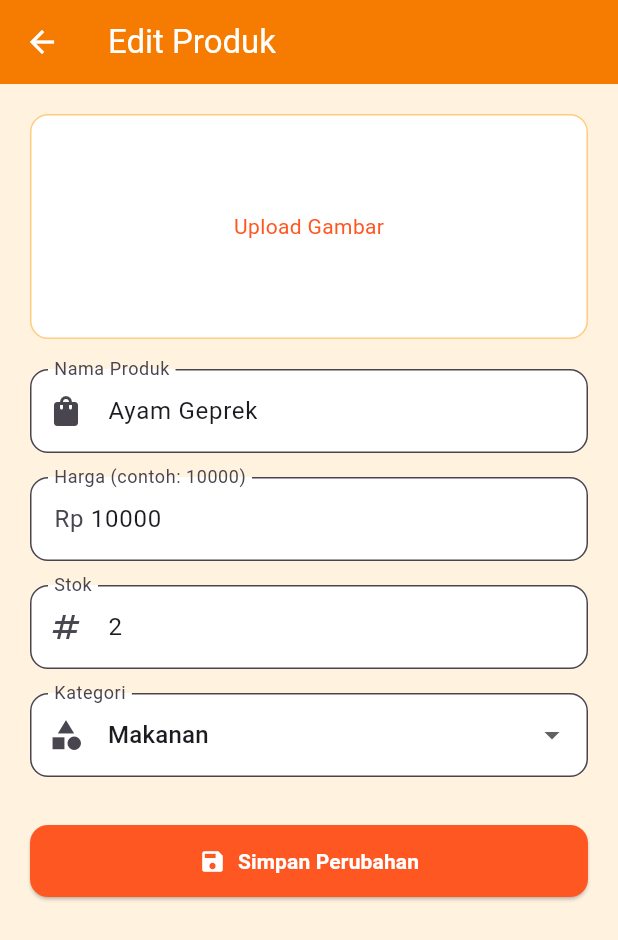
After one commit to izunalagi/DikaWaroong.in, a Flutter app: the ProdukPage screen opened directly, after a tap on the "edit" icon, on a phone screen of 412 x 824 dp. The commit adds this screen. Shown: the top 940 px of the screen. Run offline on Flutter 3.47's test engine with Material 3 defaults, Android fonts, the light colour scheme and no system bars; our stand-ins replace image_picker.

Commit message:
produk dashboard

```diff
--- /dev/null
+++ b/lib/view/dashboard/produk/edit_produk_page.dart
@@ -0,0 +1,190 @@
+import 'dart:io';
+import 'package:flutter/material.dart';
+import 'package:image_picker/image_picker.dart';
+
+class EditProdukPage extends StatefulWidget {
+  final Map<String, dynamic> produk;
+
+  const EditProdukPage({super.key, required this.produk});
+
+  @override
+  State<EditProdukPage> createState() => _EditProdukPageState();
+}
+
+class _EditProdukPageState extends State<EditProdukPage> {
+  late TextEditingController _namaController;
+  late TextEditingController _hargaController;
+  late TextEditingController _stokController;
+  String? _selectedKategori;
+  File? _selectedImage;
+
+  final List<String> _kategoriList = ['Makanan', 'Minuman'];
+
+  @override
+  void initState() {
+    super.initState();
+    _namaController = TextEditingController(text: widget.produk['nama']);
+    _hargaController = TextEditingController(text: widget.produk['detail']);
+    _stokController = TextEditingController(text: widget.produk['stok'].toString());
+    _selectedKategori = widget.produk['kategori'] ?? _kategoriList.first;
+  }
+
+  @override
+  void dispose() {
+    _namaController.dispose();
+    _hargaController.dispose();
+    _stokController.dispose();
+    super.dispose();
+  }
+
+  Future<void> _pickImage() async {
+    final picked = await ImagePicker().pickImage(source: ImageSource.gallery);
+    if (picked != null) {
+      setState(() {
+        _selectedImage = File(picked.path);
+      });
+    }
+  }
+
+  void _simpanPerubahan() {
+    final updatedProduk = {
+      'nama': _namaController.text,
+      'detail': _hargaController.text,
+      'stok': int.tryParse(_stokController.text) ?? 0,
+      'kategori': _selectedKategori,
+      'gambar': _selectedImage?.path, // path gambar jika dipilih
+    };
+    Navigator.pop(context, updatedProduk);
+  }
+
+  @override
+  Widget build(BuildContext context) {
+    return Scaffold(
+      backgroundColor: Colors.orange.shade50,
+      appBar: AppBar(
+        title: const Text('Edit Produk'),
+        backgroundColor: Colors.orange.shade700,
+        foregroundColor: Colors.white,
+      ),
+      body: SingleChildScrollView(
+        padding: const EdgeInsets.all(20),
+        child: Column(
+          children: [
+            GestureDetector(
+                onTap: _pickImage,
+                child: _selectedImage != null
+                    ? ClipRRect(
+                        borderRadius: BorderRadius.circular(12),
+                        child: Image.file(
+                          _selectedImage!,
+                          height: 180,
+                          width: double.infinity,
+                          fit: BoxFit.cover,
+                        ),
+                      )
+                    : Container(
+                        height: 150,
+                        width: double.infinity,
+                        decoration: BoxDecoration(
+                          color: Colors.white,
+                          border: Border.all(color: Colors.orange.shade200),
+                          borderRadius: BorderRadius.circular(12),
+                        ),
+                        child: const Center(
+                          child: Text(
+                            'Upload Gambar',
+                            style: TextStyle(color: Colors.deepOrange),
+                          ),
+                        ),
+                      ),
+              ),
+            const SizedBox(height: 20),
+            _buildTextField(
+              controller: _namaController,
+              label: 'Nama Produk',
+              icon: Icons.shopping_bag,
+            ),
+            const SizedBox(height: 16),
+            _buildTextField(
+              controller: _hargaController,
+              label: 'Harga (contoh: 10000)',
+              icon: null,
+              prefixText: 'Rp ',
+              keyboardType: TextInputType.number,
+            ),
+            const SizedBox(height: 16),
+            _buildTextField(
+              controller: _stokController,
+              label: 'Stok',
+              icon: Icons.numbers,
+              keyboardType: TextInputType.number,
+            ),
+            const SizedBox(height: 16),
+            DropdownButtonFormField<String>(
+              value: _selectedKategori,
+              items: _kategoriList.map((kategori) {
+                return DropdownMenuItem(
+                  value: kategori,
+                  child: Text(kategori),
+                );
+              }).toList(),
+              decoration: InputDecoration(
+                labelText: 'Kategori',
+                filled: true,
+                fillColor: Colors.white,
+                prefixIcon: const Icon(Icons.category),
+                border: OutlineInputBorder(borderRadius: BorderRadius.circular(12)),
+              ),
+              onChanged: (value) {
+                setState(() {
+                  _selectedKategori = value;
+                });
+              },
+            ),
+            const SizedBox(height: 32),
+            SizedBox(
+              width: double.infinity,
+              child: ElevatedButton.icon(
+                style: ElevatedButton.styleFrom(
+                  backgroundColor: Colors.deepOrange,
+                  foregroundColor: Colors.white,
+                  padding: const EdgeInsets.symmetric(vertical: 14),
+                  shape: RoundedRectangleBorder(
+                    borderRadius: BorderRadius.circular(12),
+                  ),
+                ),
+                onPressed: _simpanPerubahan,
+                icon: const Icon(Icons.save),
+                label: const Text(
+                  'Simpan Perubahan',
+                  style: TextStyle(fontWeight: FontWeight.bold),
+                ),
+              ),
+            )
+          ],
+        ),
+      ),
+    );
+  }
+
+  Widget _buildTextField({
+    required TextEditingController controller,
+    required String label,
+    IconData? icon,
+    TextInputType keyboardType = TextInputType.text,
+    String? prefixText,
+  }) {
+    return TextField(
+      controller: controller,
+      keyboardType: keyboardType,
+      decoration: InputDecoration(
+        labelText: label,
+        prefixIcon: icon != null ? Icon(icon) : null,
+        prefixText: prefixText,
+        filled: true,
+        fillColor: Colors.white,
+        border: OutlineInputBorder(borderRadius: BorderRadius.circular(12)),
+      ),
+    );
+  }
+}
--- /dev/null
+++ b/lib/view/dashboard/produk/produk_page.dart
@@ -0,0 +1,183 @@
+import 'package:flutter/material.dart';
+import 'edit_produk_page.dart';
+import 'tambah_produk_page.dart';
+
+class ProdukPage extends StatefulWidget {
+  const ProdukPage({super.key});
+
+  @override
+  State<ProdukPage> createState() => _ProdukPageState();
+}
+
+class _ProdukPageState extends State<ProdukPage> {
+  List<Map<String, dynamic>> produkList = [
+    {
+      'nama': 'Ayam Geprek',
+      'detail': '10000',
+      'stok': 2,
+      'kategori': 'Makanan',
+      'gambar': null,
+    },
+    {
+      'nama': 'Gurame',
+      'detail': '15000',
+      'stok': 5,
+      'kategori': 'Makanan',
+      'gambar': null,
+    },
+    {
+      'nama': 'Es Teh',
+      'detail': '5000',
+      'stok': 10,
+      'kategori': 'Minuman',
+      'gambar': null,
+    },
+  ];
+
+  @override
+  Widget build(BuildContext context) {
+    return Scaffold(
+      backgroundColor: Colors.orange.shade50,
+      appBar: AppBar(
+        backgroundColor: Colors.orange.shade50,
+        elevation: 0,
+        centerTitle: true,
+        title: const Text(
+          "Produk",
+          style: TextStyle(
+            fontWeight: FontWeight.bold,
+            color: Colors.deepOrange,
+            fontSize: 20,
+          ),
+        ),
+      ),
+      body: ListView.builder(
+        itemCount: produkList.length,
+        itemBuilder: (context, index) {
+          final item = produkList[index];
+          return Dismissible(
+            key: Key(item['nama']),
+            direction: DismissDirection.endToStart,
+            background: Container(
+              padding: const EdgeInsets.symmetric(horizontal: 20),
+              alignment: Alignment.centerRight,
+              color: Colors.red,
+              child: const Icon(Icons.delete, color: Colors.white),
+            ),
+            confirmDismiss: (direction) async {
+              return await showDialog<bool>(
+                context: context,
+                builder: (context) => AlertDialog(
+                  title: const Text("Konfirmasi"),
+                  content: Text("Yakin ingin menghapus ${item['nama']}?"),
+                  actions: [
+                    TextButton(
+                      onPressed: () => Navigator.of(context).pop(false),
+                      child: const Text("Batal"),
+                    ),
+                    ElevatedButton(
+                      style: ElevatedButton.styleFrom(
+                        backgroundColor: Colors.red,
+                        foregroundColor: Colors.white,
+                      ),
+                      onPressed: () => Navigator.of(context).pop(true),
+                      child: const Text("Hapus"),
+                    ),
+                  ],
+                ),
+              );
+            },
+            onDismissed: (direction) {
+              setState(() {
+                produkList.removeAt(index);
+              });
+              ScaffoldMessenger.of(context).showSnackBar(
+                SnackBar(content: Text("${item['nama']} dihapus")),
+              );
+            },
+            child: _buildProdukCard(index, item),
+          );
+        },
+      ),
+      floatingActionButton: FloatingActionButton(
+        backgroundColor: Colors.orange.shade400,
+        onPressed: () async {
+          final produkBaru = await Navigator.push(
+            context,
+            MaterialPageRoute(builder: (context) => const TambahProdukPage()),
+          );
+
+          if (produkBaru != null) {
+            setState(() {
+              produkList.add(produkBaru);
+            });
+          }
+        },
+        child: const Icon(Icons.add),
+      ),
+    );
+  }
+
+  Widget _buildProdukCard(int index, Map<String, dynamic> produk) {
+    return Card(
+      margin: const EdgeInsets.symmetric(horizontal: 16, vertical: 8),
+      shape: RoundedRectangleBorder(
+        borderRadius: BorderRadius.circular(16),
+        side: BorderSide(color: Colors.orange.shade200),
+      ),
+      child: ListTile(
+        contentPadding: const EdgeInsets.only(left: 16, right: 12),
+        leading: const CircleAvatar(
+          backgroundColor: Colors.orange,
+          child: Icon(Icons.shopping_bag, color: Colors.white),
+        ),
+        title: Text(
+          produk['nama'],
+          style: const TextStyle(
+            fontWeight: FontWeight.bold,
+            color: Colors.deepOrange,
+            fontSize: 16,
+          ),
+        ),
+        subtitle: Column(
+          crossAxisAlignment: CrossAxisAlignment.start,
+          children: [
+            Text(
+              "Rp ${produk['detail']} | Stok: ${produk['stok']}",
+              style: const TextStyle(
+                fontSize: 11,
+                color: Colors.black54,
+              ),
+            ),
+            const SizedBox(height: 2),
+            Text(
+              produk['kategori'] ?? 'Lainnya',
+              style: const TextStyle(
+                fontSize: 10,
+                color: Colors.grey,
+                fontStyle: FontStyle.italic,
+              ),
+            ),
+          ],
+        ),
+        trailing: IconButton(
+          icon: const Icon(Icons.edit, size: 18, color: Colors.deepOrange),
+          onPressed: () async {
+            final updated = await Navigator.push(
+              context,
+              MaterialPageRoute(
+                builder: (context) => EditProdukPage(produk: produk),
+              ),
+            );
+
+            if (updated != null) {
+              setState(() {
+                produkList[index] = updated;
+              });
+            }
+          },
+        ),
+      ),
+    );
+  }
+}
--- a/pubspec.yaml
+++ b/pubspec.yaml
@@ -30,6 +30,7 @@ environment:
 dependencies:
   flutter:
     sdk: flutter
+  image_picker: ^1.0.7
 
   # The following adds the Cupertino Icons font to your application.
   # Use with the CupertinoIcons class for iOS style icons.
```
Also changed, not shown: lib/view/dashboard/mainpage.dart (+18 -10 lines), lib/view/dashboard/produk/tambah_produk_page.dart (added, +164 -0 lines), pubspec.lock, 13 other files.
